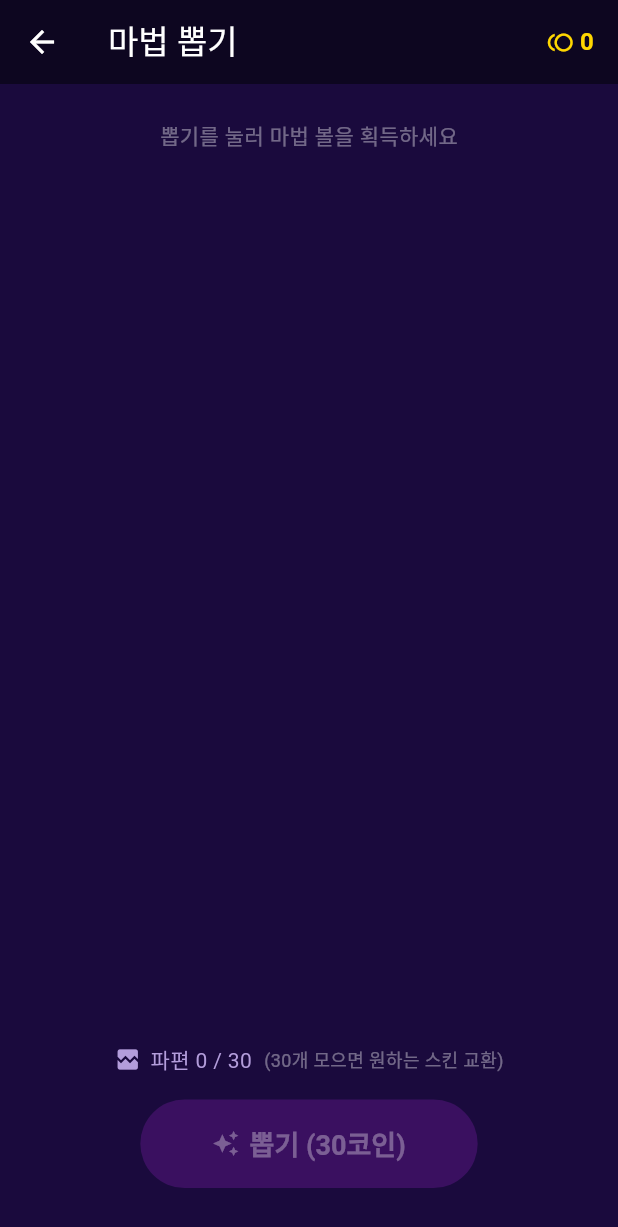
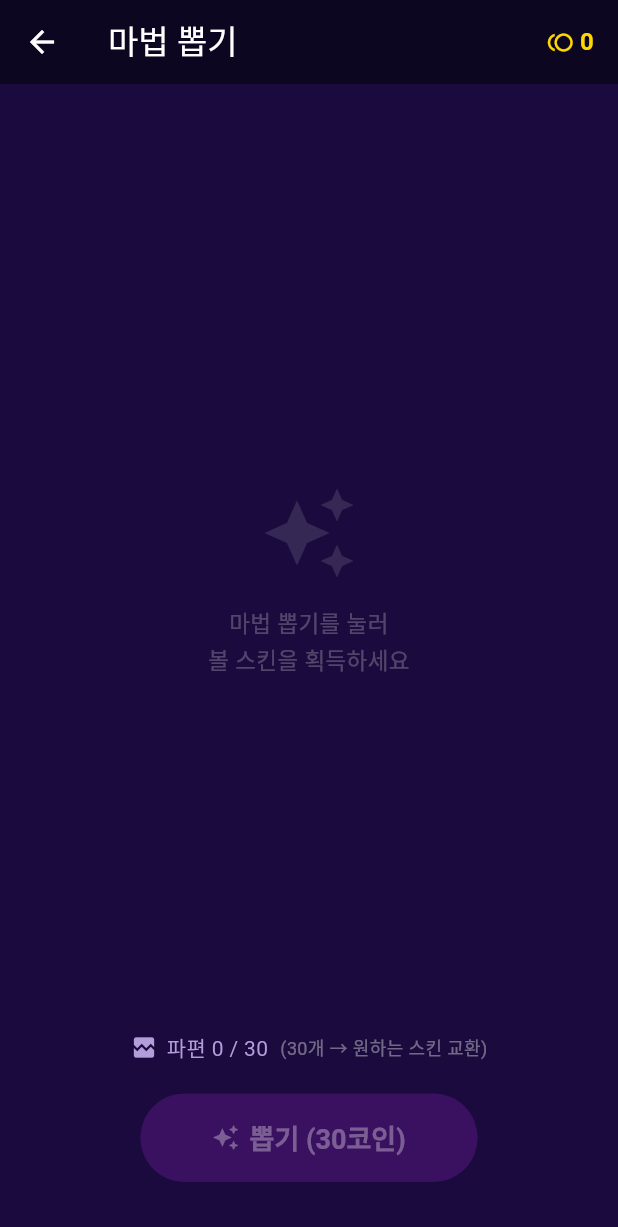
Before and after one commit to wslee423/FantasyBricks, a Flutter app: the GachaScreen screen opened directly, on a phone screen of 412 x 824 dp. Shown: the top 1227 px of the screen. Run offline on Flutter 3.47's test engine with Material 3 defaults, Android fonts, the phone set to English and light mode, and no system bars; our stand-ins replace google_mobile_ads, shared_preferences; missing offline and left inert: flame; accounts and stored records are empty; network calls fail.

Commit message:
feat(phase-3-complete): AdMob 광고 + 가챠 연출 개선 + OD 완료
- OD-016: google_mobile_ads 추가, 배너(로비 하단) + 리워드 광고(+5코인/회, 일 5회)
- OD-019: 가챠 연출 페이드인 + 빛 번짐 이펙트 (4단계 애니메이션)
- OD-001: Fantasy Bricks 타이틀 확정, OD-012: Crashlytics 미도입 확정
- LocalStorage: 일일 광고 카운트 저장/복원 (날짜 변경 시 자동 리셋)
- Phase 3 → Phase 4 Gate 전체 충족, 현재 Phase 4 진행 중으로 업데이트

Co-Authored-By: Claude Sonnet 4.6 <noreply@anthropic.com>

```diff
--- a/lib/data/local_storage.dart
+++ b/lib/data/local_storage.dart
@@ -8,6 +8,9 @@ class LocalStorage {
   static const _keyEquippedSkin = 'equipped_skin';
   static const _keyOwnedSkins = 'owned_skins';
   static const _keyFragments = 'fragments';
+  static const _keyAdDate = 'ad_date';
+  static const _keyAdCount = 'ad_count';
+  static const int maxDailyAds = 5;
 
   static SharedPreferences? _prefs;
 
@@ -78,4 +81,25 @@ class LocalStorage {
       _p.setInt(_keyFragments, getFragments() + count);
   static Future<void> spendFragments(int count) =>
       _p.setInt(_keyFragments, (getFragments() - count).clamp(0, 99999));
+
+  // 일일 광고 시청 (날짜가 바뀌면 자동 리셋)
+  static String _today() {
+    final now = DateTime.now();
+    return '${now.year}-${now.month.toString().padLeft(2, '0')}-${now.day.toString().padLeft(2, '0')}';
+  }
+
+  static int getTodayAdCount() {
+    final savedDate = _p.getString(_keyAdDate) ?? '';
+    if (savedDate != _today()) return 0;
+    return _p.getInt(_keyAdCount) ?? 0;
+  }
+
+  static bool canWatchAd() => getTodayAdCount() < maxDailyAds;
+
+  static Future<void> recordAdWatched() async {
+    final today = _today();
+    final count = getTodayAdCount();
+    await _p.setString(_keyAdDate, today);
+    await _p.setInt(_keyAdCount, count + 1);
+  }
 }
--- a/lib/main.dart
+++ b/lib/main.dart
@@ -1,10 +1,12 @@
 import 'package:flutter/material.dart';
 import 'data/local_storage.dart';
+import 'data/ad_service.dart';
 import 'ui/lobby/lobby_screen.dart';
 
 void main() async {
   WidgetsFlutterBinding.ensureInitialized();
   await LocalStorage.init();
+  await AdService.init();
   runApp(const FantasyBricksApp());
 }
 
--- a/lib/ui/gacha/gacha_screen.dart
+++ b/lib/ui/gacha/gacha_screen.dart
@@ -18,17 +18,41 @@ class _GachaScreenState extends State<GachaScreen>
   bool _drawing = false;
 
   late final AnimationController _animCtrl;
+  late final Animation<double> _fadeAnim;
   late final Animation<double> _scaleAnim;
+  late final Animation<double> _glowAnim;
+  late final Animation<double> _textFadeAnim;
 
   @override
   void initState() {
     super.initState();
     _refresh();
+
     _animCtrl = AnimationController(
       vsync: this,
-      duration: const Duration(milliseconds: 500),
+      duration: const Duration(milliseconds: 900),
     );
-    _scaleAnim = CurvedAnimation(parent: _animCtrl, curve: Curves.elasticOut);
+
+    // 0~50%: 페이드인
+    _fadeAnim = CurvedAnimation(
+      parent: _animCtrl,
+      curve: const Interval(0.0, 0.5, curve: Curves.easeIn),
+    );
+    // 15~100%: 스케일 (elastic)
+    _scaleAnim = CurvedAnimation(
+      parent: _animCtrl,
+      curve: const Interval(0.15, 1.0, curve: Curves.elasticOut),
+    );
+    // 0~70%: 빛 번짐 확장
+    _glowAnim = CurvedAnimation(
+      parent: _animCtrl,
+      curve: const Interval(0.0, 0.7, curve: Curves.easeOut),
+    );
+    // 40~100%: 텍스트 페이드인
+    _textFadeAnim = CurvedAnimation(
+      parent: _animCtrl,
+      curve: const Interval(0.4, 1.0, curve: Curves.easeIn),
+    );
   }
 
   @override
@@ -99,13 +123,12 @@ class _GachaScreenState extends State<GachaScreen>
       body: SafeArea(
         child: Column(
           children: [
-            const SizedBox(height: 24),
-            _buildResultArea(),
-            const Spacer(),
+            const SizedBox(height: 32),
+            Expanded(child: _buildResultArea()),
             _buildFragmentBar(),
-            const SizedBox(height: 16),
+            const SizedBox(height: 20),
             _buildDrawButton(),
-            const SizedBox(height: 32),
+            const SizedBox(height: 36),
           ],
         ),
       ),
@@ -115,44 +138,97 @@ class _GachaScreenState extends State<GachaScreen>
   Widget _buildResultArea() {
     if (_lastResult == null) {
       return const Center(
-        child: Text(
-          '뽑기를 눌러 마법 볼을 획득하세요',
-          style: TextStyle(color: Colors.white38, fontSize: 14),
+        child: Column(
+          mainAxisSize: MainAxisSize.min,
+          children: [
+            Icon(Icons.auto_awesome, color: Colors.white12, size: 64),
+            SizedBox(height: 16),
+            Text(
+              '마법 뽑기를 눌러\n볼 스킨을 획득하세요',
+              textAlign: TextAlign.center,
+              style: TextStyle(color: Colors.white24, fontSize: 15, height: 1.6),
+            ),
+          ],
         ),
       );
     }
 
-    final result = _lastResult!;
-    final skin = result.skin;
+    final skin = _lastResult!.skin;
     final gradeColor = GachaData.gradeColors[skin.grade]!;
     final gradeName = GachaData.gradeNames[skin.grade]!;
 
-    return ScaleTransition(
+    return Center(
+      child: FadeTransition(
+        opacity: _fadeAnim,
+        child: ScaleTransition(
           scale: _scaleAnim,
           child: Column(
+            mainAxisSize: MainAxisSize.min,
             children: [
-          Container(
-            width: 120,
-            height: 120,
+              _buildGlowBall(skin),
+              const SizedBox(height: 20),
+              FadeTransition(
+                opacity: _textFadeAnim,
+                child: Column(
+                  children: [
+                    _buildGradeTag(gradeName, gradeColor),
+                    const SizedBox(height: 10),
+                    Text(
+                      skin.name,
+                      style: const TextStyle(
+                        color: Color(0xFFE0D0FF),
+                        fontSize: 26,
+                        fontWeight: FontWeight.bold,
+                      ),
+                    ),
+                    const SizedBox(height: 10),
+                    _buildResultLabel(_lastResult!),
+                  ],
+                ),
+              ),
+            ],
+          ),
+        ),
+      ),
+    );
+  }
+
+  Widget _buildGlowBall(BallSkin skin) {
+    return AnimatedBuilder(
+      animation: _glowAnim,
+      builder: (context, _) {
+        final glow = _glowAnim.value;
+        return Container(
+          width: 130,
+          height: 130,
           decoration: BoxDecoration(
             shape: BoxShape.circle,
             color: skin.color,
             boxShadow: [
               BoxShadow(
-                  color: skin.color.withValues(alpha: 0.6),
-                  blurRadius: 30,
-                  spreadRadius: 10,
+                color: skin.color.withValues(alpha: 0.55 * glow),
+                blurRadius: 10 + 50 * glow,
+                spreadRadius: 4 + 20 * glow,
+              ),
+              BoxShadow(
+                color: Colors.white.withValues(alpha: 0.15 * glow),
+                blurRadius: 6 + 20 * glow,
+                spreadRadius: 0,
               ),
             ],
           ),
-          ),
-          const SizedBox(height: 16),
-          Container(
-            padding: const EdgeInsets.symmetric(horizontal: 12, vertical: 4),
+        );
+      },
+    );
+  }
+
+  Widget _buildGradeTag(String gradeName, Color gradeColor) {
+    return Container(
+      padding: const EdgeInsets.symmetric(horizontal: 14, vertical: 4),
       decoration: BoxDecoration(
         color: gradeColor.withValues(alpha: 0.2),
         borderRadius: BorderRadius.circular(20),
-              border: Border.all(color: gradeColor, width: 1),
+        border: Border.all(color: gradeColor),
       ),
       child: Text(
         gradeName,
@@ -160,38 +236,27 @@ class _GachaScreenState extends State<GachaScreen>
           color: gradeColor,
           fontSize: 13,
           fontWeight: FontWeight.bold,
+          letterSpacing: 1,
         ),
-            ),
-          ),
-          const SizedBox(height: 8),
-          Text(
-            skin.name,
-            style: const TextStyle(
-              color: Color(0xFFE0D0FF),
-              fontSize: 24,
-              fontWeight: FontWeight.bold,
-            ),
-          ),
-          const SizedBox(height: 8),
-          if (result.isNew)
-            const Text(
-              '새로운 볼 스킨 획득!',
-              style: TextStyle(color: Color(0xFF44FF88), fontSize: 14),
-            )
-          else
-            Text(
-              '이미 보유 중 → 파편 +${result.fragmentsAdded}',
-              style: const TextStyle(color: Colors.white54, fontSize: 14),
-            ),
-        ],
       ),
     );
   }
 
+  Widget _buildResultLabel(GachaResult result) {
+    if (result.isNew) {
+      return const Text(
+        '새로운 볼 스킨 획득!',
+        style: TextStyle(color: Color(0xFF44FF88), fontSize: 14),
+      );
+    }
+    return Text(
+      '이미 보유 중 → 파편 +${result.fragmentsAdded}',
+      style: const TextStyle(color: Colors.white54, fontSize: 14),
+    );
+  }
+
   Widget _buildFragmentBar() {
-    return Padding(
-      padding: const EdgeInsets.symmetric(horizontal: 24),
-      child: Row(
+    return Row(
       mainAxisAlignment: MainAxisAlignment.center,
       children: [
         const Icon(Icons.broken_image, color: Color(0xFFB39DDB), size: 18),
@@ -202,11 +267,10 @@ class _GachaScreenState extends State<GachaScreen>
         ),
         const SizedBox(width: 8),
         const Text(
-            '(30개 모으면 원하는 스킨 교환)',
+          '(30개 → 원하는 스킨 교환)',
           style: TextStyle(color: Colors.white38, fontSize: 12),
         ),
       ],
-      ),
     );
   }
 
@@ -216,12 +280,8 @@ class _GachaScreenState extends State<GachaScreen>
       onPressed: (_drawing || !canDraw) ? null : _draw,
       icon: _drawing
           ? const SizedBox(
-              width: 18,
-              height: 18,
-              child: CircularProgressIndicator(
-                strokeWidth: 2,
-                color: Colors.white,
-              ),
+              width: 18, height: 18,
+              child: CircularProgressIndicator(strokeWidth: 2, color: Colors.white),
             )
           : const Icon(Icons.auto_awesome),
       label: const Text('뽑기 (30코인)'),
--- a/pubspec.yaml
+++ b/pubspec.yaml
@@ -16,6 +16,7 @@ dependencies:
   shared_preferences: ^2.2.0
   flutter_riverpod: ^2.4.0
   flame_audio: ^2.1.0
+  google_mobile_ads: ^5.1.0  # OD-016: AdMob 배너 + 리워드 광고
 
 dev_dependencies:
   flutter_test:
```
Also changed, not shown: lib/data/ad_service.dart (added, +91 -0 lines), lib/ui/lobby/lobby_screen.dart (+98 -4 lines), .claude/settings.local.json, 3 other files. Lines whose indentation alone changed are shown as unchanged.
